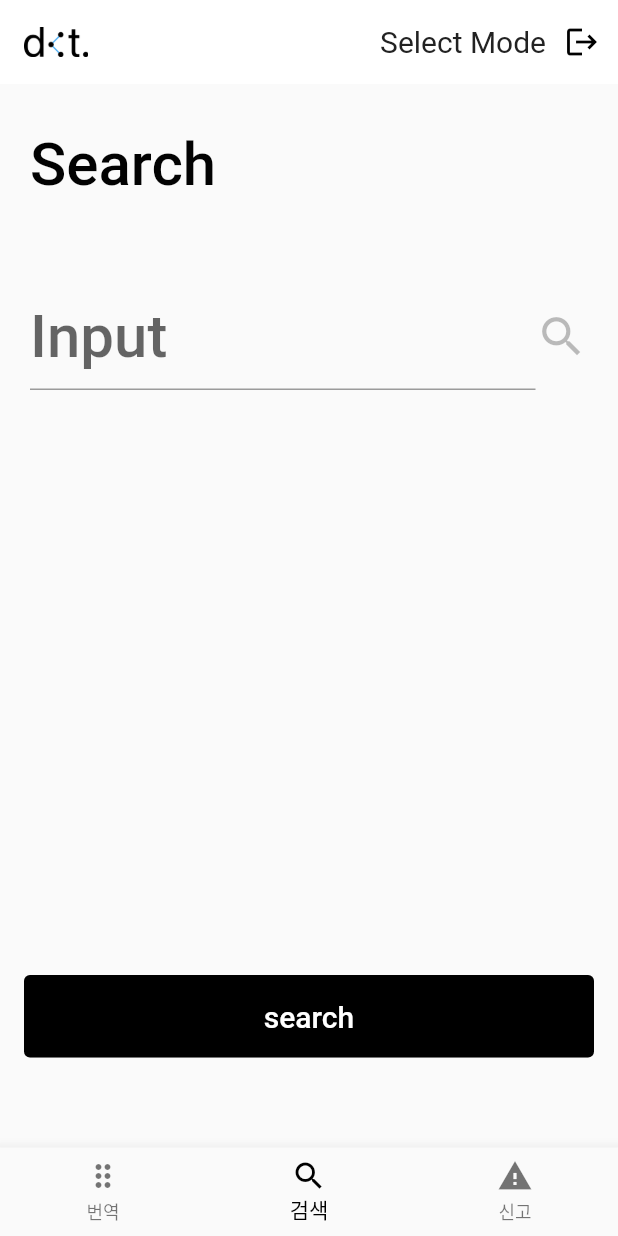
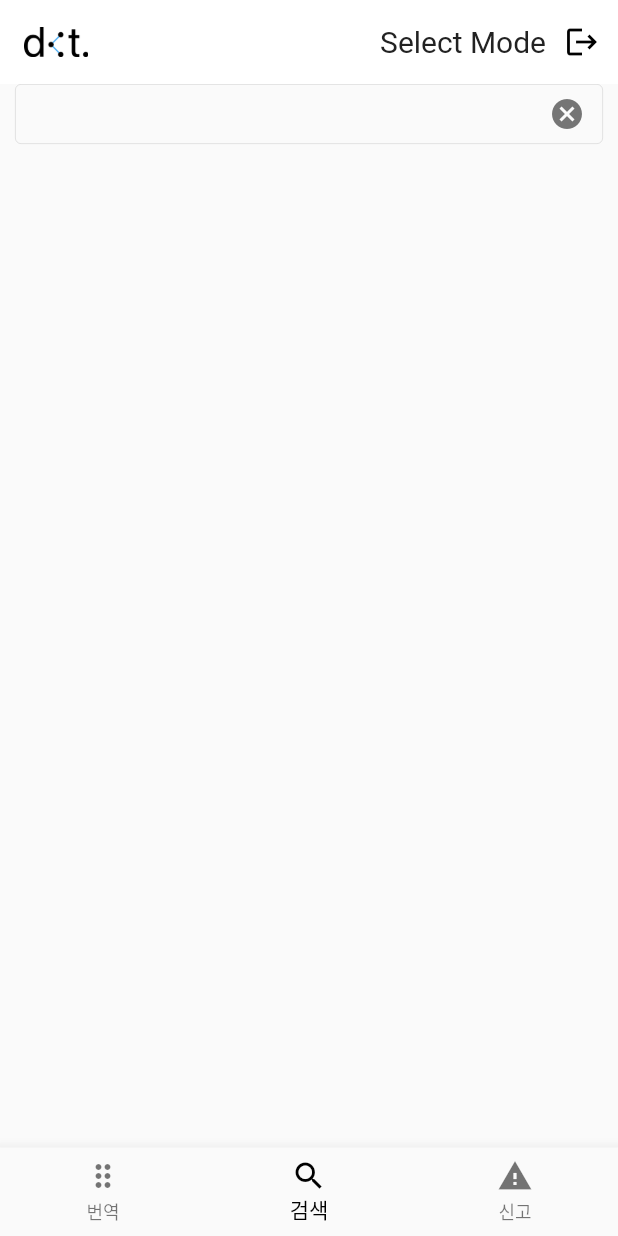
Before and after one commit to ranishrocks/dotext, a Flutter app: the HomePageDetail screen opened directly, item 2 of the bottom bar chosen, on a phone screen of 412 x 824 dp. Run offline on Flutter 3.47's test engine with Material 2 defaults, Android fonts, the phone set to English and light mode, and no system bars; our stand-ins replace camera, dio, firebase_core, flutter_riverpod, flutter_signin_button, google_sign_in and 3 more; missing offline and left inert: flutter_pytorch, tflite_flutter; accounts and stored records are empty.

Commit message:
feat: detail mode for search
- has textinput related features

```diff
--- a/lib/ui/pages/home_page/home_page_detail.dart
+++ b/lib/ui/pages/home_page/home_page_detail.dart
@@ -1,7 +1,7 @@
+import 'package:dot_connect_flutter/ui/pages/search_page/search_detail/search_page_detail.dart';
 import 'package:flutter/material.dart';
 
 import '../report_page/report_page.dart';
-import '../search_page/search_page.dart';
 import '../translate_cam_page/translate_cam_page.dart';
 import 'appbar_home.dart';
 
@@ -24,7 +24,7 @@ class HomePageDetailState extends State<HomePageDetail> {
 
   final List<Widget> _widgetOptions = <Widget>[
     TranslateCamPage(showBackBtn: false,),
-    SearchPage(appbar: false),
+    SearchPageDetail(),
     ReportPage(appbar: false, isDetail: true),
   ];
 
--- a/lib/ui/pages/home_page/home_vm.dart
+++ b/lib/ui/pages/home_page/home_vm.dart
@@ -2,7 +2,6 @@ import 'package:dot_connect_flutter/ui/pages/home_page/home_page.dart';
 import 'package:dot_connect_flutter/ui/pages/home_page/home_page_detail.dart';
 import 'package:dot_connect_flutter/ui/pages/login_page/login_page.dart';
 import 'package:dot_connect_flutter/ui/pages/report_page/report_page.dart';
-import 'package:dot_connect_flutter/ui/pages/search_page/search_page.dart';
 import 'package:dot_connect_flutter/ui/pages/translate_cam_page/translate_cam_page.dart';
 import 'package:dot_connect_flutter/ui/states/view_mode_state.dart';
 import 'package:flutter/material.dart';
@@ -11,6 +10,7 @@ import 'package:google_sign_in/google_sign_in.dart';
 
 import '../../../data/local/shared_preference/use_case.dart';
 import '../../../utils/route/route_util.dart';
+import '../search_page/search_simple/search_page.dart';
 
 class HomeViewModel {
   void logOut(BuildContext context, WidgetRef ref,) async {
--- /dev/null
+++ b/lib/ui/pages/search_page/search_detail/search_detail_input.dart
@@ -0,0 +1,80 @@
+import 'package:flutter/material.dart';
+
+import '../../../../data/remote/use_case/search_api_use_case.dart';
+import '../../../../entities/braille_info_page_entity.dart';
+
+class SearchInputBox extends StatefulWidget {
+  const SearchInputBox({super.key, required this.setFocused, required this.setResult});
+
+  final ValueSetter<bool> setFocused;
+  final ValueSetter<List<TextBraillePair>> setResult;
+
+  @override
+  State<SearchInputBox> createState() => SearchInputBoxState();
+}
+
+class SearchInputBoxState extends State<SearchInputBox> {
+
+  final inputController = TextEditingController();
+  late FocusNode _focusNode;
+
+  @override
+  void initState() {
+    super.initState();
+    _focusNode = FocusNode();
+    _focusNode.addListener(() {
+      widget.setFocused(_focusNode.hasFocus);
+    });
+  }
+
+  @override
+  void dispose() {
+    _focusNode.dispose();
+    super.dispose();
+  }
+
+  @override
+  Widget build(BuildContext context) {
+    Size size = MediaQuery.of(context).size;
+
+    return SizedBox(
+      width: size.width - (10*2),
+      height: 40,
+      child: TextField(
+        decoration: InputDecoration(
+          enabledBorder: OutlineInputBorder(
+            borderSide: BorderSide(color: Color(0x27222222), width:0.5),
+            borderRadius: BorderRadius.all(Radius.circular(4)),
+          ),
+          border: OutlineInputBorder(
+            borderSide: BorderSide(color: Color(0x27222222), width:0.5),
+            borderRadius: BorderRadius.all(Radius.circular(4)),
+          ),
+          focusedBorder: OutlineInputBorder(
+            borderSide: BorderSide(color: Color(0x27222222), width:0.5),
+            borderRadius: BorderRadius.all(Radius.circular(4)),
+          ),
+          fillColor: Color(0xFFF4F4F4),
+          suffixIcon: IconButton(
+            onPressed: () {
+              inputController.clear();
+              _focusNode.unfocus();
+              widget.setResult([]);
+            },
+            color: Color(0xFF757575),
+            icon: Icon(Icons.cancel),
+          ),
+        ),
+        controller: inputController,
+        focusNode: _focusNode,
+        textInputAction: TextInputAction.go,
+        onSubmitted: (value) async {
+          var result = await SearchApiUseCase().searchKeyword(inputController.text);
+          if(result.runtimeType == List<TextBraillePair>){
+            widget.setResult(result);
+          }
+        },
+  ),
+    );
+  }
+}
--- /dev/null
+++ b/lib/ui/pages/search_page/search_detail/search_page_detail.dart
@@ -0,0 +1,56 @@
+import 'package:dot_connect_flutter/entities/braille_info_page_entity.dart';
+import 'package:dot_connect_flutter/ui/pages/braille_info_list_page/braille_info_list_page.dart';
+import 'package:flutter/material.dart';
+
+import '../../braille_info_list_page/list_braille_infos.dart';
+import '../../braille_info_list_page/title_braille_info.dart';
+import 'search_detail_input.dart';
+
+class SearchPageDetail extends StatefulWidget {
+  const SearchPageDetail({super.key});
+
+  @override
+  State<SearchPageDetail> createState() => SearchPageDetailState();
+}
+
+class SearchPageDetailState extends State<SearchPageDetail> {
+
+  bool inputFocused = false;
+  List<TextBraillePair> searchResult = [];
+
+  @override
+  Widget build(BuildContext context) {
+    String brailleString = searchResult.fold("", (previousValue, element){
+      return previousValue + element.braille;
+    });
+
+    return Scaffold(
+      body: Column(
+        children: [
+          SearchInputBox(
+            setFocused: (bool focused){
+              setState(() {
+                inputFocused = focused;
+              });
+            },
+            setResult: (List<TextBraillePair> result){
+              setState(() {
+                searchResult = result;
+              });
+            }
+          ),
+          (searchResult.isNotEmpty && !inputFocused)
+          ? SingleChildScrollView(
+              child: Column(
+                children: [
+                  TitleBrailleInfo(brailleString),
+                  ListBrailleInfo(searchResult),
+                ],
+              ),
+            )
+          : Container()
+        ]
+      ),
+    );
+  }
+}
--- a/lib/ui/pages/search_page/search_body.dart
+++ b/lib/ui/pages/search_page/search_simple/search_body.dart
@@ -2,7 +2,8 @@ import 'package:dot_connect_flutter/ui/pages/search_page/search_vm.dart';
 import 'package:dot_connect_flutter/ui/widgets/black_btn.dart';
 import 'package:flutter/material.dart';
 
-import '../../constants/fixed_data.dart';
+import '../../../constants/fixed_data.dart';
+
 
 class SearchBody extends StatefulWidget {
   const SearchBody({super.key});
--- a/lib/ui/pages/search_page/search_page.dart
+++ b/lib/ui/pages/search_page/search_simple/search_page.dart
@@ -1,8 +1,8 @@
 import 'package:dot_connect_flutter/ui/widgets/text_sized/text_medium.dart';
 import 'package:flutter/material.dart';
 
-import '../../constants/fixed_data.dart';
-import '../../widgets/main_appbar.dart';
+import '../../../constants/fixed_data.dart';
+import '../../../widgets/main_appbar.dart';
 import 'search_body.dart';
 
 class SearchPage extends StatelessWidget {
```
Also changed, not shown: lib/ui/pages/translate_cam_page/camera_view.dart (+0 -75 lines).
